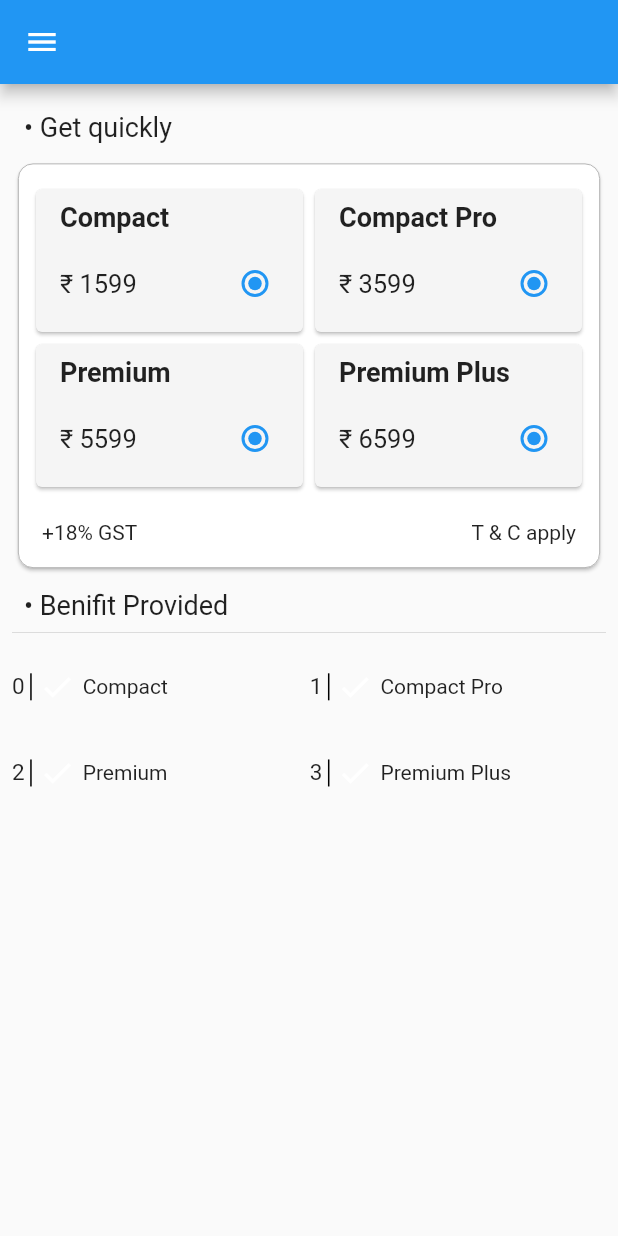
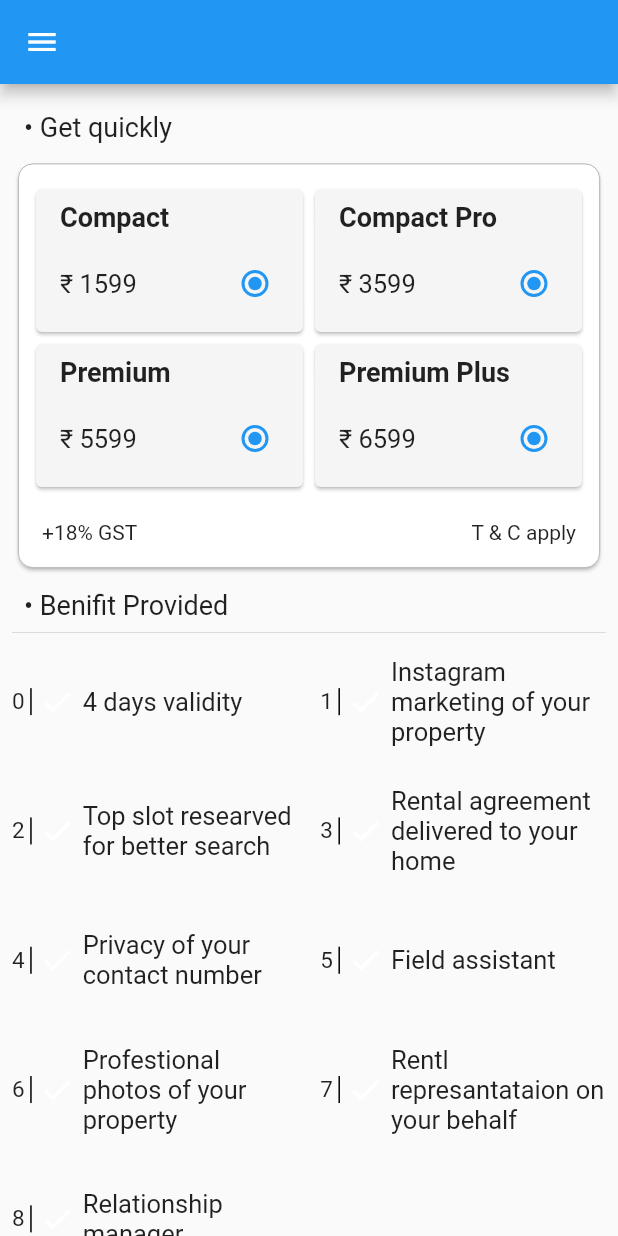
Before and after one commit to yash1001-sojitra/task, a Flutter app: the screen it shows after launch, on a phone screen of 412 x 824 dp. Run offline on Flutter 3.47's test engine with Material 2 defaults, Android fonts, the phone set to English and light mode, and no system bars.

Commit message:
home screen completed

```diff
--- a/lib/Screens/home_screen.dart
+++ b/lib/Screens/home_screen.dart
@@ -20,10 +20,12 @@ class HomeScreen extends StatelessWidget {
       "Rentl represantataion on your behalf",
       "Relationship manager"
     ];
+
     return Scaffold(
       appBar: AppBar(),
       drawer: const Drawer(),
-      body: SafeArea(
+      body: SingleChildScrollView(
+        child: SafeArea(
             child: Padding(
           padding: const EdgeInsets.all(8.0),
           child: Column(
@@ -94,24 +96,50 @@ class HomeScreen extends StatelessWidget {
               const Divider(),
               GridView.builder(
                 shrinkWrap: true,
+                physics: const BouncingScrollPhysics(),
                 gridDelegate: const SliverGridDelegateWithFixedCrossAxisCount(
                     crossAxisCount: 2,
-                  mainAxisSpacing: 1,
-                  crossAxisSpacing: 1,
-                  childAspectRatio: 3.5),
-              itemCount: 4,
+                    mainAxisSpacing: 10,
+                    crossAxisSpacing: 15,
+                    childAspectRatio: 2.5),
+                itemCount: benifits.length,
                 itemBuilder: (BuildContext context, int index) {
                   return BenifitModel(
-                  radiovalue: price[index],
-                  benifits: item[index],
+                    radiovalue: benifits[index],
+                    benifits: benifits[index],
                     index: index.toString(),
                     istrue: false,
                   );
                 },
               ),
+              const SizedBox(
+                height: 10,
+              ),
+              const Divider(),
+              const SizedBox(
+                height: 10,
+              ),
+              Center(
+                child: Container(
+                  width: MediaQuery.of(context).size.width * 0.50,
+                  alignment: Alignment.center,
+                  decoration: BoxDecoration(border: Border.all()),
+                  child: const Padding(
+                    padding: EdgeInsets.all(8.0),
+                    child: Text(
+                      "Subscribe Now",
+                      style: TextStyle(fontSize: 20),
+                    ),
+                  ),
+                ),
+              ),
+              const SizedBox(
+                height: 10,
+              ),
             ],
           ),
         )),
+      ),
     );
   }
 }
@@ -207,21 +235,25 @@ class _BenifitModelState extends State<BenifitModel> {
           width: 5,
         ),
         widget.istrue
-            ? Icon(
+            ? const Icon(
                 Icons.check,
                 color: Colors.green,
               )
-            : Icon(
+            : const Icon(
                 Icons.check,
                 color: Colors.white,
               ),
         const SizedBox(
           width: 5,
         ),
-        Text(
+        Flexible(
+          child: Container(
+            child: Text(
               widget.benifits,
-          maxLines: 2,
-          overflow: TextOverflow.clip,
+              overflow: TextOverflow.fade,
+              style: const TextStyle(fontSize: 17),
+            ),
+          ),
         )
       ],
     );
```
Lines whose indentation alone changed are shown as unchanged.
